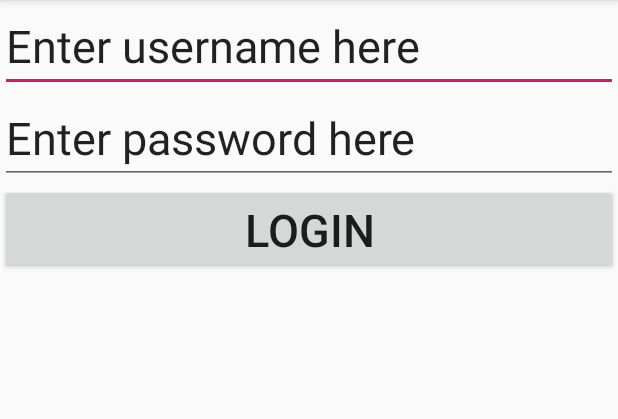
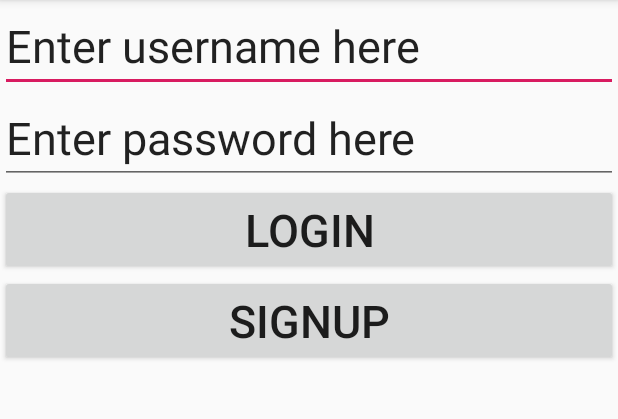
Before and after one commit to nikeshlama/WaterDrinkingReminder, an Android app: the screen it shows after launch (MainActivity), on a phone screen of 412 x 824 dp, the part 84-503 px from its top. Run offline under Robolectric (Android 15) with nearby library versions, the phone set to English and light mode, and no system bars.

Commit message:
Login and signup form created

```diff
--- a/app/src/main/res/layout/activity_main.xml
+++ b/app/src/main/res/layout/activity_main.xml
@@ -24,5 +24,12 @@
         android:text="Login"
         android:textSize="30dp"
         android:id="@+id/btnlogin"/>
+    <Button
+        android:layout_width="match_parent"
+        android:layout_height="wrap_content"
+        android:text="Signup"
+        android:textSize="30dp"
+        android:id="@+id/btnsignup"/>
+
 
 </LinearLayout>
```
